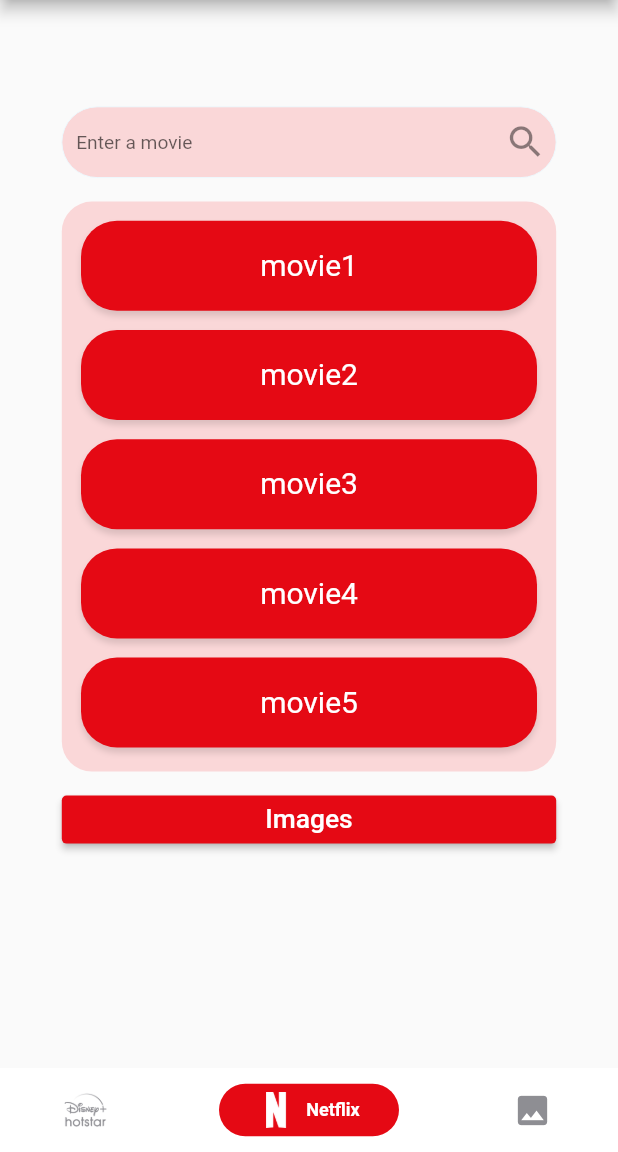
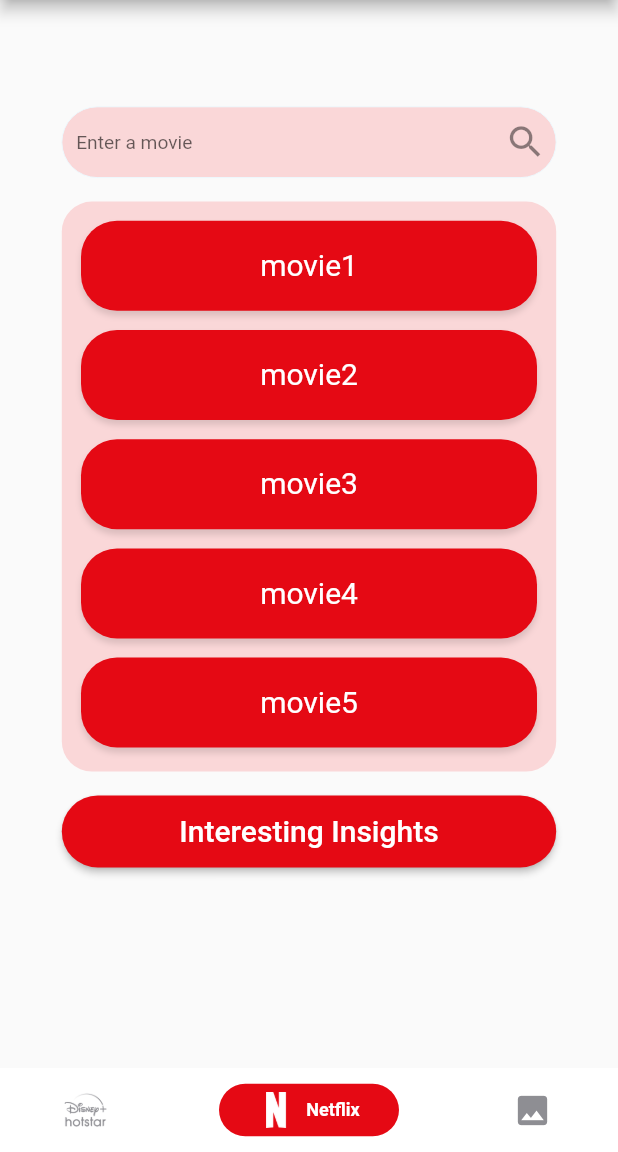
Before and after one commit to Manojkc15/BigData, a Flutter app: the screen it shows after launch, item 2 of the bottom bar chosen, on a phone screen of 412 x 824 dp, the part 84-1236 px from its top. Run offline on Flutter 3.47's test engine with Material 2 defaults, Android fonts, the phone set to English and light mode, and no system bars; drawn by our look-alikes of persistent_bottom_nav_bar; our stand-ins replace flutter_staggered_animations, flutter_svg.

Commit message:
fixed buttons

```diff
--- a/recommendation_system/lib/navbar.dart
+++ b/recommendation_system/lib/navbar.dart
@@ -66,6 +66,10 @@ class _PersistantBottomNavBarState extends State<PersistantBottomNavBar> {
       screens: screens(),
       items: navbarItems(),
       navBarStyle: NavBarStyle.style7,
+      screenTransitionAnimation: const ScreenTransitionAnimation(
+        curve: Curves.easeInOut,
+        duration: Duration(milliseconds: 1000),
+      ),
     );
   }
 }
--- a/recommendation_system/lib/screens/hotstar.dart
+++ b/recommendation_system/lib/screens/hotstar.dart
@@ -223,11 +223,15 @@ class _RecommendationWidgetState extends State<RecommendationWidget> {
               const SizedBox(height: 20.0),
               SizedBox(
                 width: MediaQuery.of(context).size.width,
-                height: 40.0,
+                height: 60.0,
                 child: ElevatedButton(
                   style: ElevatedButton.styleFrom(
-                    primary: const Color.fromARGB(255, 67, 93, 221),
-                  ),
+                      primary: const Color.fromARGB(255, 67, 93, 221),
+                      shape: const RoundedRectangleBorder(
+                        borderRadius: BorderRadius.all(
+                          Radius.circular(30.0),
+                        ),
+                      )),
                   onPressed: () {
                     Navigator.push(
                       context,
@@ -239,9 +243,9 @@ class _RecommendationWidgetState extends State<RecommendationWidget> {
                     );
                   },
                   child: const Text(
-                    "Images",
+                    "Interesting Insights",
                     style: TextStyle(
-                      fontSize: 22.0,
+                      fontSize: 25.0,
                     ),
                   ),
                 ),
--- a/recommendation_system/lib/screens/netflix.dart
+++ b/recommendation_system/lib/screens/netflix.dart
@@ -222,10 +222,15 @@ class _RecommendationWidgetState extends State<RecommendationWidget> {
               const SizedBox(height: 20.0),
               SizedBox(
                 width: MediaQuery.of(context).size.width,
-                height: 40.0,
+                height: 60.0,
                 child: ElevatedButton(
                   style: ElevatedButton.styleFrom(
                     primary: const Color(0xffE50914),
+                    shape: const RoundedRectangleBorder(
+                      borderRadius: BorderRadius.all(
+                        Radius.circular(30.0),
+                      ),
+                    ),
                   ),
                   onPressed: () {
                     Navigator.push(
@@ -238,9 +243,9 @@ class _RecommendationWidgetState extends State<RecommendationWidget> {
                     );
                   },
                   child: const Text(
-                    "Images",
+                    "Interesting Insights",
                     style: TextStyle(
-                      fontSize: 22.0,
+                      fontSize: 25.0,
                     ),
                   ),
                 ),
```
